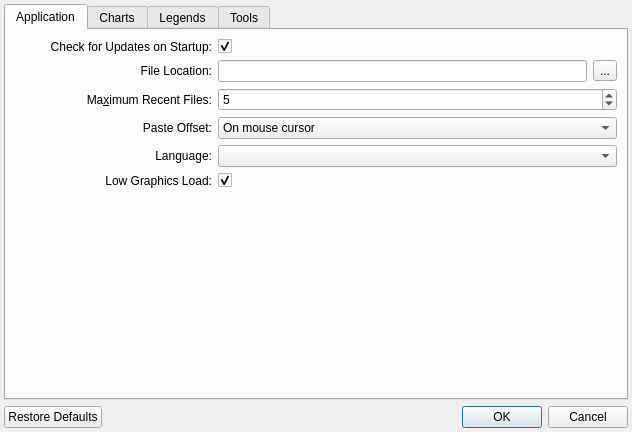
Old version of the form src/settings.ui in the repository FamousMonsterr/CrochetCharts.
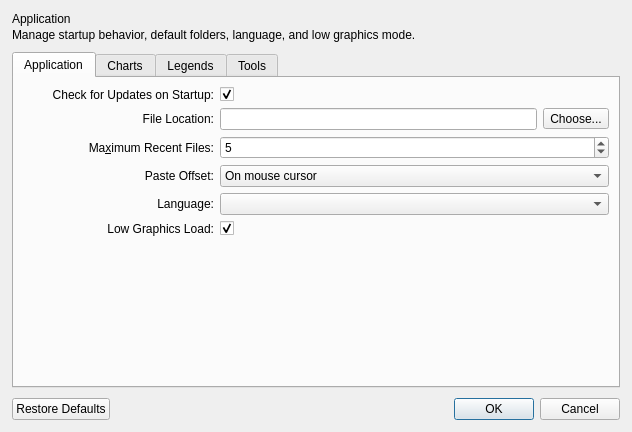
New version of the form. The open tabs and pages were chosen to show the change.

Commit message: Modernize settings dialog shell

Patch:
```diff
--- a/src/settings.ui
+++ b/src/settings.ui
@@ -15,7 +15,13 @@
   </property>
   <layout class="QGridLayout" name="gridLayout_3">
    <property name="margin">
-    <number>4</number>
+    <number>12</number>
+   </property>
+   <property name="horizontalSpacing">
+    <number>10</number>
+   </property>
+   <property name="verticalSpacing">
+    <number>10</number>
    </property>
    <item row="2" column="0">
     <widget class="QDialogButtonBox" name="buttonBox">
@@ -28,6 +34,41 @@
     </widget>
    </item>
    <item row="0" column="0">
+    <widget class="QWidget" name="settingsSummaryCard">
+     <layout class="QVBoxLayout" name="verticalLayout">
+      <property name="spacing">
+       <number>2</number>
+      </property>
+      <property name="margin">
+       <number>0</number>
+      </property>
+      <item>
+       <widget class="QLabel" name="settingsSummaryTitle">
+        <property name="settingsRole" stdset="0">
+         <string notr="true">title</string>
+        </property>
+        <property name="text">
+         <string>Application</string>
+        </property>
+       </widget>
+      </item>
+      <item>
+       <widget class="QLabel" name="settingsSummaryHint">
+        <property name="settingsRole" stdset="0">
+         <string notr="true">hint</string>
+        </property>
+        <property name="wordWrap">
+         <bool>true</bool>
+        </property>
+        <property name="text">
+         <string>Manage startup behavior, default folders, language, and low graphics mode.</string>
+        </property>
+       </widget>
+      </item>
+     </layout>
+    </widget>
+   </item>
+   <item row="1" column="0">
     <widget class="QTabWidget" name="tabWidget">
      <property name="currentIndex">
       <number>3</number>
@@ -55,7 +96,7 @@
          <item>
           <widget class="QToolButton" name="folderSelector">
            <property name="text">
-            <string>...</string>
+            <string>Choose...</string>
            </property>
           </widget>
          </item>
```
Left out of the diff: 3 changed lines with no effect on the pictures. The commit also changes 6 other files.
